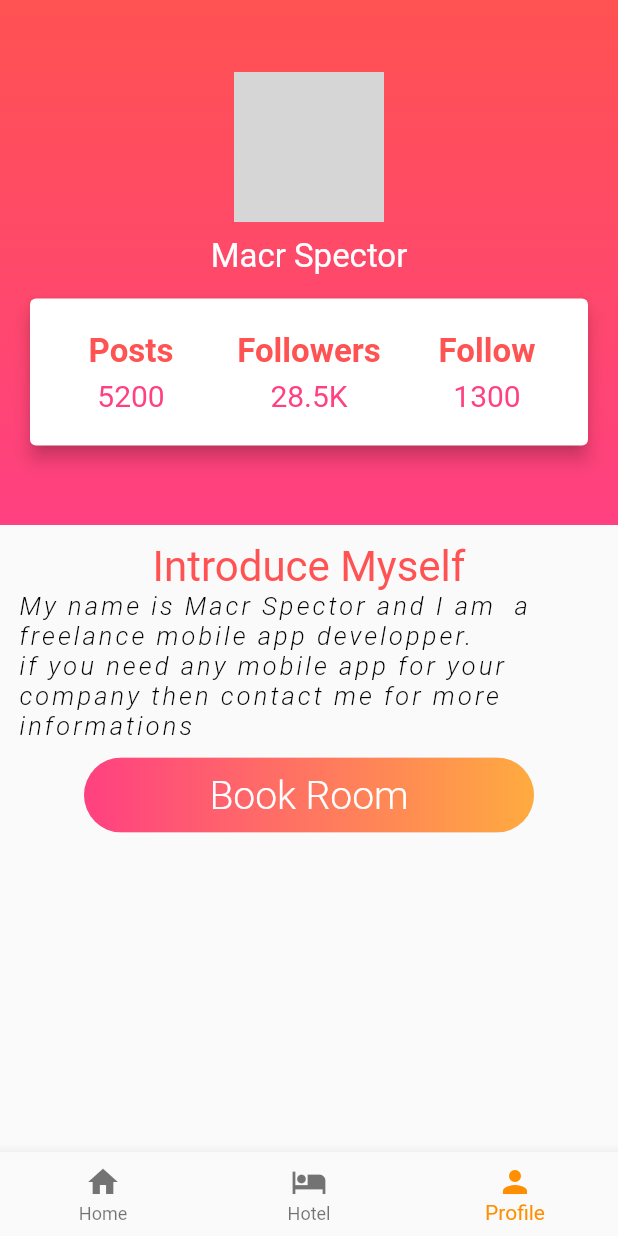
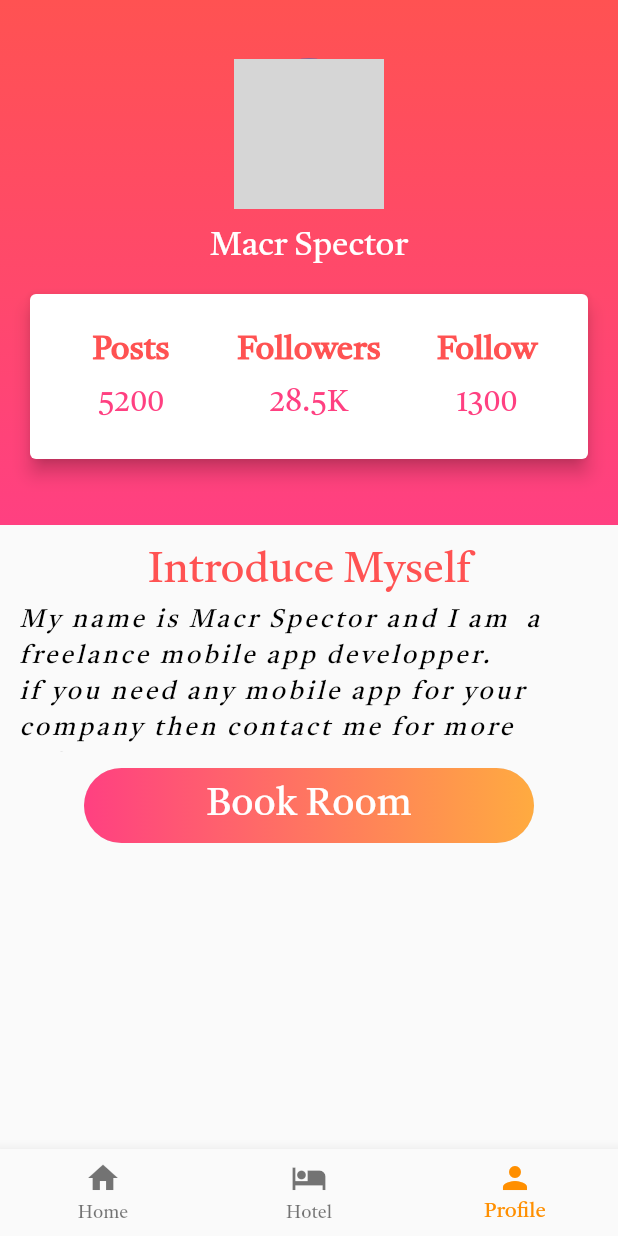
Before and after one commit to TrungTin1701/new_test, a Flutter app: the screen it shows after launch, item 3 of the bottom bar chosen, on a phone screen of 412 x 824 dp. Run offline on Flutter 3.47's test engine with Material 2 defaults, Android fonts, the phone set to English and light mode, and no system bars; our stand-ins replace cached_network_image, device_preview; network calls fail; grey boxes are pictures that could not be loaded.

Commit message:
Custom Font

```diff
--- a/lib/HomePage/homepage.dart
+++ b/lib/HomePage/homepage.dart
@@ -1,5 +1,4 @@
 import 'dart:async';
-import 'package:flutter/cupertino.dart';
 import 'package:flutter/material.dart';
 import 'package:flutter/src/foundation/key.dart';
 import 'package:new_test/HotelPage/Details/details.dart';
--- a/lib/HotelPage/hotelcart.dart
+++ b/lib/HotelPage/hotelcart.dart
@@ -75,6 +75,7 @@ Widget HotelCard(
                     child: Text(
                       Hotelname,
                       style: const TextStyle(
+                          fontFamily: 'Roboto1',
                           fontSize: 18,
                           fontWeight: FontWeight.bold,
                           color: Colors.black),
--- a/lib/main.dart
+++ b/lib/main.dart
@@ -7,6 +7,7 @@ import 'HotelPage/hotelcart.dart' show HotelCard;
 import 'HomePage/homepage.dart';
 import 'Profile/profile.dart';
 import 'HotelPage/hotelcart.dart';
+import 'package:flutter/cupertino.dart';
 
 DateTime today = new DateTime.now();
 String weekday =
@@ -30,7 +31,6 @@ class MyApp extends StatelessWidget {
 
   @override
   Widget build(BuildContext context) {
-    var themeData = ThemeData();
     var materialApp = MaterialApp(
       useInheritedMediaQuery: true,
       locale: DevicePreview.locale(context),
@@ -38,6 +38,7 @@ class MyApp extends StatelessWidget {
       title: 'TRAVEL HOLA',
       debugShowCheckedModeBanner: false,
       home: MyHomePage(title: "Travel "),
+      theme: ThemeData(fontFamily: 'Roboto1'),
       initialRoute: '/',
       routes: {
         '/profile': (context) => ProfileApp(),
```
Also changed, not shown: lib/HotelPage/Component/component.dart (+12 -2 lines), pubspec.yaml (+10 -13 lines), fonts/TiroTamil-Regular.ttf (added).
